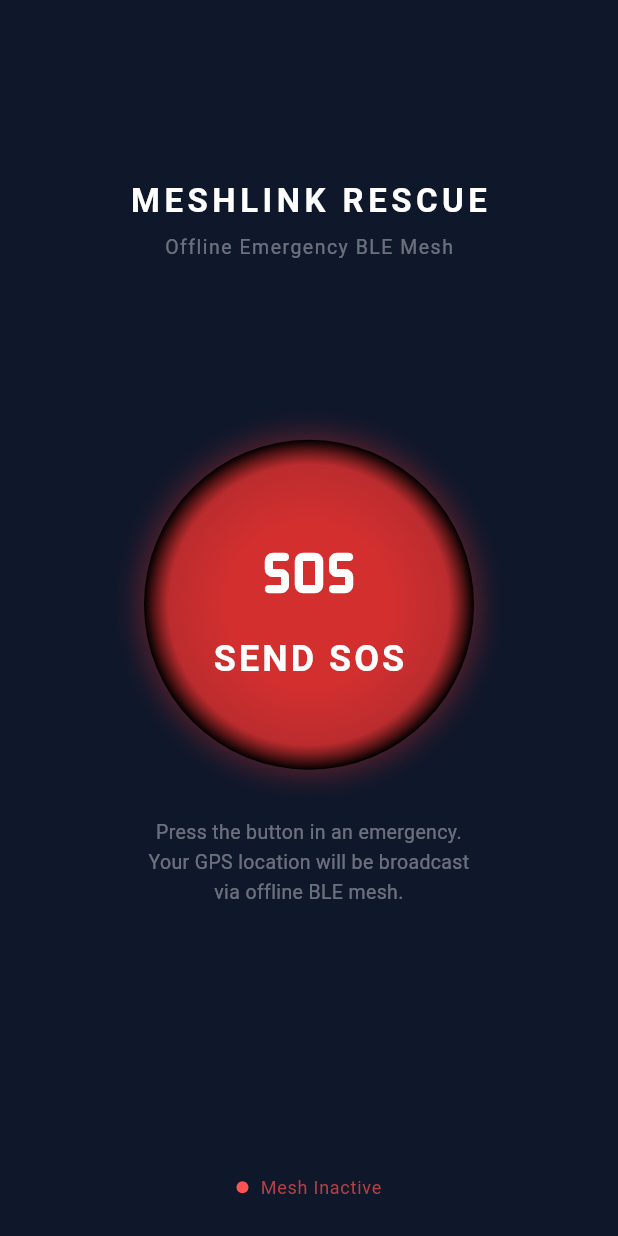
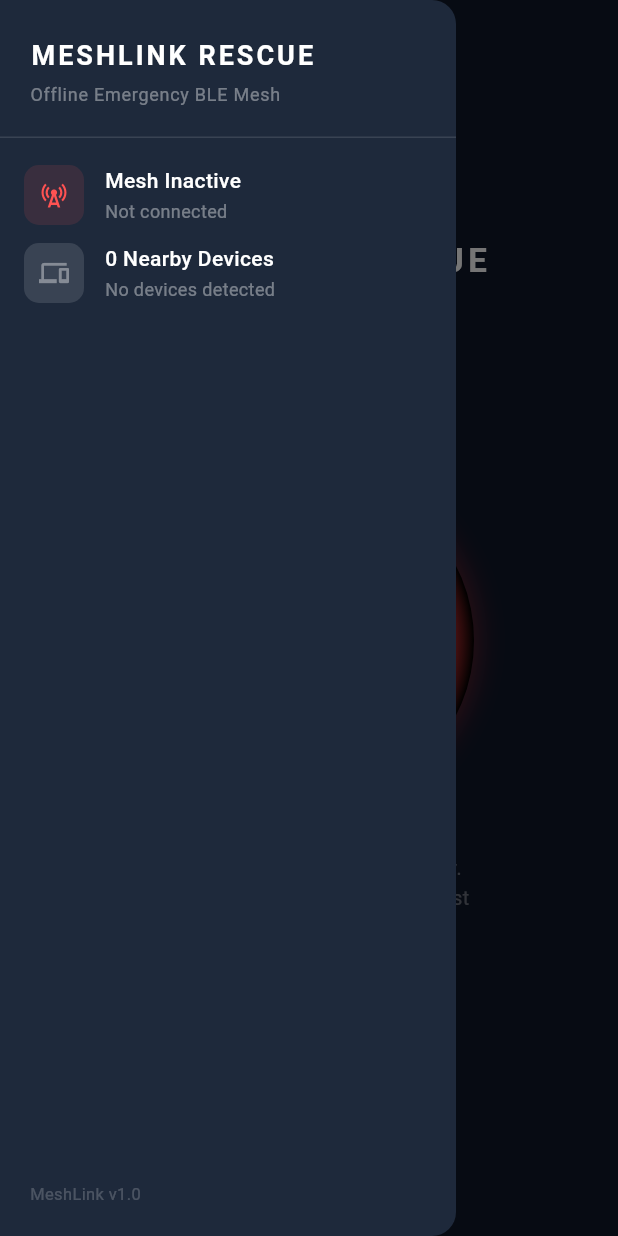
Before and after one commit to Abhay-2309/Mobile-apk, a Flutter app: the SosMainScreen screen opened directly, with the side drawer open (before the commit the screen has no drawer), on a phone screen of 412 x 824 dp. Run offline on Flutter 3.47's test engine with Material 3 defaults, Android fonts, the phone set to English and light mode, and no system bars; our stand-ins replace battery_plus, geolocator, sqflite; accounts and stored records are empty.

Commit message:
feat(meshlink): update SOS screen and BLE mesh runtime integration

```diff
--- a/Mobile-apk/meshlink_mobile/lib/screens/sos/sos_main_screen.dart
+++ b/Mobile-apk/meshlink_mobile/lib/screens/sos/sos_main_screen.dart
@@ -18,6 +18,106 @@ class SosMainScreen extends StatelessWidget {
 
     return Scaffold(
       backgroundColor: const Color(0xFF0F172A),
+      appBar: AppBar(
+        backgroundColor: Colors.transparent,
+        elevation: 0,
+        leading: Builder(
+          builder: (context) => IconButton(
+            icon: const Icon(Icons.menu, color: Colors.white70),
+            onPressed: () => Scaffold.of(context).openDrawer(),
+          ),
+        ),
+      ),
+      drawer: Drawer(
+        backgroundColor: const Color(0xFF1E293B),
+        child: SafeArea(
+          child: Column(
+            crossAxisAlignment: CrossAxisAlignment.start,
+            children: [
+              // Header
+              Container(
+                width: double.infinity,
+                padding: const EdgeInsets.fromLTRB(20, 24, 20, 20),
+                decoration: const BoxDecoration(
+                  border: Border(
+                    bottom: BorderSide(color: Colors.white12),
+                  ),
+                ),
+                child: Column(
+                  crossAxisAlignment: CrossAxisAlignment.start,
+                  children: [
+                    const Text(
+                      'MESHLINK RESCUE',
+                      style: TextStyle(
+                        color: Colors.white,
+                        fontSize: 18,
+                        fontWeight: FontWeight.bold,
+                        letterSpacing: 2.0,
+                      ),
+                    ),
+                    const SizedBox(height: 4),
+                    Text(
+                      'Offline Emergency BLE Mesh',
+                      style: TextStyle(
+                        color: Colors.white.withOpacity(0.4),
+                        fontSize: 12,
+                        letterSpacing: 0.5,
+                      ),
+                    ),
+                  ],
+                ),
+              ),
+
+              const SizedBox(height: 12),
+
+              // Mesh Status
+              _DrawerItem(
+                icon: Icons.cell_tower,
+                iconColor: isMeshRunning ? Colors.greenAccent : Colors.redAccent,
+                title: isMeshRunning ? 'Mesh Active' : 'Mesh Inactive',
+                subtitle: isMeshRunning
+                    ? 'Scanner running'
+                    : 'Not connected',
+              ),
+
+              // Nearby Devices
+              _DrawerItem(
+                icon: Icons.devices,
+                iconColor: nearbyPeerCount > 0 ? Colors.cyanAccent : Colors.white38,
+                title: nearbyPeerCount == 1
+                    ? '1 Nearby Device'
+                    : '$nearbyPeerCount Nearby Devices',
+                subtitle: nearbyPeerCount > 0
+                    ? 'MeshLink nodes in range'
+                    : 'No devices detected',
+              ),
+
+              // SOS Status
+              if (isBroadcasting)
+                _DrawerItem(
+                  icon: Icons.sos,
+                  iconColor: Colors.redAccent,
+                  title: 'SOS Broadcasting',
+                  subtitle: 'Distress signal active',
+                ),
+
+              const Spacer(),
+
+              // Version info
+              Padding(
+                padding: const EdgeInsets.all(20.0),
+                child: Text(
+                  'MeshLink v1.0',
+                  style: TextStyle(
+                    color: Colors.white.withOpacity(0.2),
+                    fontSize: 11,
+                  ),
+                ),
+              ),
+            ],
+          ),
+        ),
+      ),
       body: SafeArea(
         child: Center(
           child: Column(
@@ -125,12 +225,10 @@ class SosMainScreen extends StatelessWidget {
 
               const Spacer(flex: 3),
 
-              // Mesh status indicator with peer count
+              // Mesh status indicator (compact, no peer count)
               Padding(
                 padding: const EdgeInsets.only(bottom: 24.0),
-                child: Column(
-                  children: [
-                    Row(
+                child: Row(
                   mainAxisAlignment: MainAxisAlignment.center,
                   children: [
                     Container(
@@ -154,20 +252,6 @@ class SosMainScreen extends StatelessWidget {
                     ),
                   ],
                 ),
-                    if (isMeshRunning) ...[
-                      const SizedBox(height: 4),
-                      Text(
-                        nearbyPeerCount == 1
-                            ? '1 nearby device'
-                            : '$nearbyPeerCount nearby devices',
-                        style: TextStyle(
-                          color: Colors.white.withOpacity(0.4),
-                          fontSize: 11,
-                        ),
-                      ),
-                    ],
-                  ],
-                ),
               ),
             ],
           ),
@@ -176,3 +260,59 @@ class SosMainScreen extends StatelessWidget {
     );
   }
 }
+
+class _DrawerItem extends StatelessWidget {
+  final IconData icon;
+  final Color iconColor;
+  final String title;
+  final String subtitle;
+
+  const _DrawerItem({
+    required this.icon,
+    required this.iconColor,
+    required this.title,
+    required this.subtitle,
+  });
+
+  @override
+  Widget build(BuildContext context) {
+    return Padding(
+      padding: const EdgeInsets.symmetric(horizontal: 16.0, vertical: 6.0),
+      child: Row(
+        children: [
+          Container(
+            width: 40,
+            height: 40,
+            decoration: BoxDecoration(
+              color: iconColor.withOpacity(0.12),
+              borderRadius: BorderRadius.circular(10),
+            ),
+            child: Icon(icon, color: iconColor, size: 20),
+          ),
+          const SizedBox(width: 14),
+          Column(
+            crossAxisAlignment: CrossAxisAlignment.start,
+            children: [
+              Text(
+                title,
+                style: const TextStyle(
+                  color: Colors.white,
+                  fontSize: 14,
+                  fontWeight: FontWeight.w500,
+                ),
+              ),
+              const SizedBox(height: 2),
+              Text(
+                subtitle,
+                style: TextStyle(
+                  color: Colors.white.withOpacity(0.4),
+                  fontSize: 12,
+                ),
+              ),
+            ],
+          ),
+        ],
+      ),
+    );
+  }
+}
--- a/Mobile-apk/meshlink_mobile/lib/services/sos_service.dart
+++ b/Mobile-apk/meshlink_mobile/lib/services/sos_service.dart
@@ -17,7 +17,8 @@ class SosService extends ChangeNotifier {
   bool _isBroadcasting = false;
   bool _isLoading = false;
   late String _senderIdStr;
-  late int _senderIdHash;
+  int _senderIdHash = 0;
+  bool _identityInitialized = false;
 
   SosService({
     LocationService? locationService,
@@ -27,20 +28,31 @@ class SosService extends ChangeNotifier {
   })  : _locationService = locationService ?? LocationService(),
         _batteryService = batteryService ?? BatteryService(),
         _store = store ?? LocalMessageStore(),
-        _bleService = bleService ?? BlePlatformService() {
-    _initDeviceIdentity();
-  }
+        _bleService = bleService ?? BlePlatformService();
 
   SosMessage? get activeSos => _activeSos;
   bool get isBroadcasting => _isBroadcasting;
   bool get isLoading => _isLoading;
   String get senderIdStr => _senderIdStr;
 
-  void _initDeviceIdentity() {
-    final rng = Random();
-    final randomSuffix = rng.nextInt(0xFFFFFF).toRadixString(16).toUpperCase().padLeft(6, '0');
-    _senderIdStr = 'DEV-$randomSuffix';
-    _senderIdHash = rng.nextInt(0xFFFFFFFF);
+  /// Fetch the persistent MeshLink Node ID from the native layer.
+  /// This is the SAME ID used for presence advertising (4D 50 + Node ID),
+  /// ensuring SOS and presence resolve to ONE peer in PeerRegistry.
+  Future<void> _ensureIdentityInitialized() async {
+    if (_identityInitialized) return;
+
+    final nodeId = await _bleService.getNodeId();
+    if (nodeId != 0) {
+      _senderIdHash = nodeId;
+    } else {
+      // Fallback: should not happen if mesh service is running
+      final rng = Random();
+      _senderIdHash = rng.nextInt(0xFFFFFFFF);
+    }
+
+    final hexStr = (_senderIdHash & 0xFFFFFF).toRadixString(16).toUpperCase().padLeft(6, '0');
+    _senderIdStr = 'DEV-$hexStr';
+    _identityInitialized = true;
   }
 
   /// Triggers full SOS creation flow:
@@ -50,6 +62,9 @@ class SosService extends ChangeNotifier {
     notifyListeners();
 
     try {
+      // Ensure we have the persistent Node ID before creating the SOS
+      await _ensureIdentityInitialized();
+
       final location = await _locationService.getCurrentLocation();
       final battery = await _batteryService.getBatteryLevel();
 
```
Also changed, not shown: Mobile-apk/meshlink_mobile/lib/native/ble_platform_service.dart (+13 -0 lines), Mobile-apk/meshlink_mobile/lib/screens/sos/sos_screen.dart (+0 -16 lines), Mobile-apk/meshlink_mobile/lib/widgets/mesh_status_card.dart (+0 -8 lines), 3 other files. Lines whose indentation alone changed are shown as unchanged.
